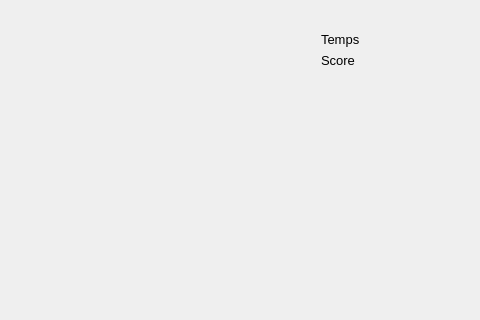
Above: game-form.ui from loicbourgois/snake2i before the change; both pictures show x 182 to 662 and y 0 to 320 of the 662 by 477 pixel window. Below: the same form after it.
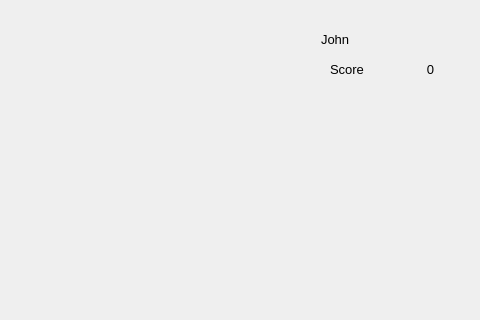
That is the form after the change.

Diff of the .ui file:
```diff
--- a/game-form.ui
+++ b/game-form.ui
@@ -32,31 +32,64 @@
    <item row="2" column="1">
     <widget class="QWidget" name="widget_2" native="true">
      <layout class="QGridLayout" name="gridLayout_2">
-      <item row="4" column="0">
-       <widget class="QPushButton" name="pushButtonReprendre">
-        <property name="font">
-         <font>
-          <pointsize>10</pointsize>
-         </font>
-        </property>
-        <property name="text">
-         <string>Reprende</string>
-        </property>
+      <item row="2" column="0">
+       <widget class="QWidget" name="widget_3" native="true">
+        <layout class="QGridLayout" name="gridLayout_4">
+         <item row="1" column="0">
+          <widget class="QLabel" name="label_2">
+           <property name="font">
+            <font>
+             <pointsize>10</pointsize>
+            </font>
+           </property>
+           <property name="text">
+            <string>Score</string>
+           </property>
+          </widget>
+         </item>
+         <item row="1" column="1">
+          <widget class="QLabel" name="labelScore">
+           <property name="font">
+            <font>
+             <pointsize>10</pointsize>
+            </font>
+           </property>
+           <property name="text">
+            <string>0</string>
+           </property>
+           <property name="alignment">
+            <set>Qt::AlignCenter</set>
+           </property>
+          </widget>
+         </item>
+        </layout>
        </widget>
       </item>
       <item row="7" column="0">
-       <widget class="QPushButton" name="pushButtonGo">
+       <widget class="QPushButton" name="pushButtonRestart">
         <property name="font">
          <font>
           <pointsize>10</pointsize>
          </font>
         </property>
         <property name="text">
-         <string>Go !</string>
+         <string>Recommencer</string>
         </property>
        </widget>
       </item>
       <item row="5" column="0">
+       <widget class="QPushButton" name="pushButtonReprendre">
+        <property name="font">
+         <font>
+          <pointsize>10</pointsize>
+         </font>
+        </property>
+        <property name="text">
+         <string>Reprende</string>
+        </property>
+       </widget>
+      </item>
+      <item row="6" column="0">
        <widget class="QPushButton" name="pushButtonPause">
         <property name="font">
          <font>
@@ -68,43 +101,31 @@
         </property>
        </widget>
       </item>
-      <item row="0" column="0">
-       <widget class="QLabel" name="label">
+      <item row="8" column="0">
+       <widget class="QPushButton" name="pushButtonGo">
         <property name="font">
          <font>
           <pointsize>10</pointsize>
          </font>
         </property>
         <property name="text">
-         <string>Temps</string>
+         <string>Go !</string>
         </property>
        </widget>
       </item>
-      <item row="6" column="0">
-       <widget class="QPushButton" name="pushButtonRestart">
+      <item row="4" column="0">
+       <widget class="QLabel" name="labelDead">
         <property name="font">
          <font>
           <pointsize>10</pointsize>
          </font>
         </property>
         <property name="text">
-         <string>Recommencer</string>
+         <string>Vous avez perdu :(</string>
         </property>
        </widget>
       </item>
-      <item row="1" column="0">
-       <widget class="QLabel" name="label_2">
-        <property name="font">
-         <font>
-          <pointsize>10</pointsize>
-         </font>
-        </property>
-        <property name="text">
-         <string>Score</string>
-        </property>
-       </widget>
-      </item>
-      <item row="2" column="0">
+      <item row="3" column="0">
        <spacer name="verticalSpacer">
         <property name="orientation">
          <enum>Qt::Vertical</enum>
@@ -117,15 +138,15 @@
         </property>
        </spacer>
       </item>
-      <item row="3" column="0">
-       <widget class="QLabel" name="labelDead">
+      <item row="1" column="0">
+       <widget class="QLabel" name="labelPlayer">
         <property name="font">
          <font>
           <pointsize>10</pointsize>
          </font>
         </property>
         <property name="text">
-         <string>Vous avez perdu :(</string>
+         <string>John</string>
         </property>
        </widget>
       </item>
```
